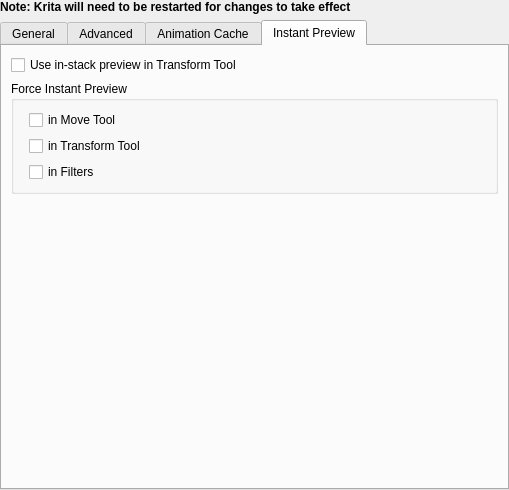
The window that libs/ui/forms/wdgperformancesettings.ui (KDE/krita) describes before a commit, drawn with Qt 5.
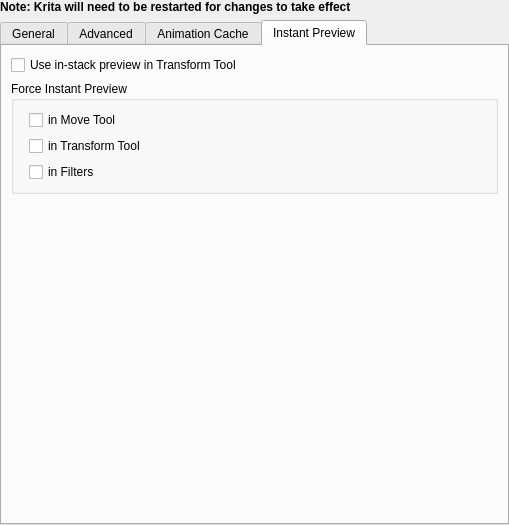
The same window after the commit. The open tabs and pages were chosen to show the change. Custom widgets are drawn as their Qt base class.

Commit message:
Add an option to select a specific page/tab in settings
After this when calling the the options_configure action you can pass
some additional data to make it select a specific page/tab in the
configure dialog.

Diff of the .ui file:
```diff
--- a/libs/ui/forms/wdgperformancesettings.ui
+++ b/libs/ui/forms/wdgperformancesettings.ui
@@ -11,7 +11,7 @@
     <x>0</x>
     <y>0</y>
     <width>509</width>
-    <height>490</height>
+    <height>525</height>
    </rect>
   </property>
   <layout class="QVBoxLayout" name="verticalLayout_3">
```
Left out of the diff: 24 changed lines with no effect on the pictures. The commit also changes 5 other files.
